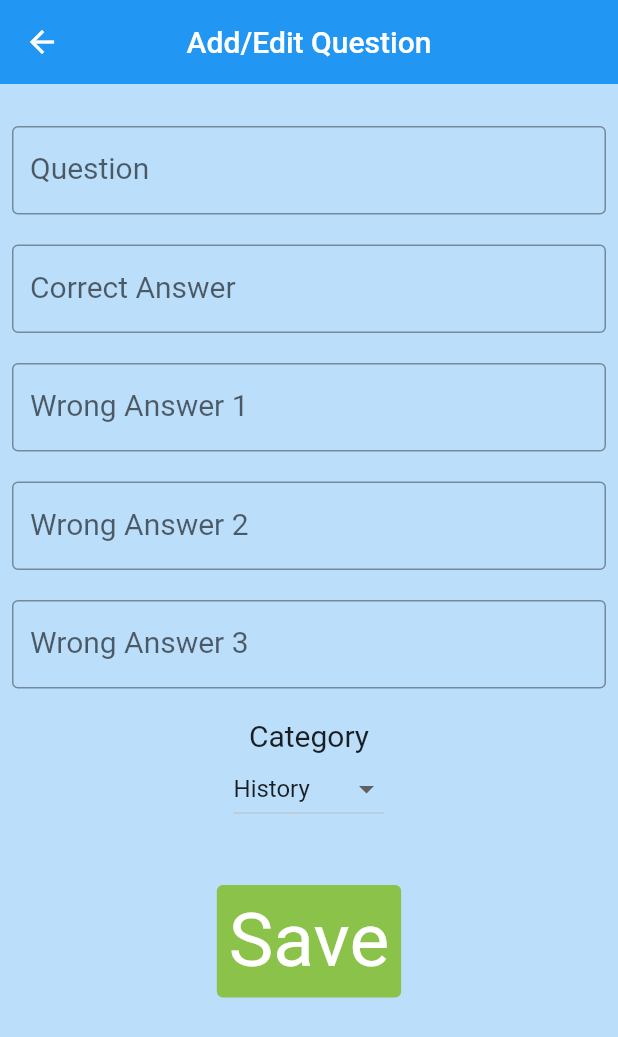
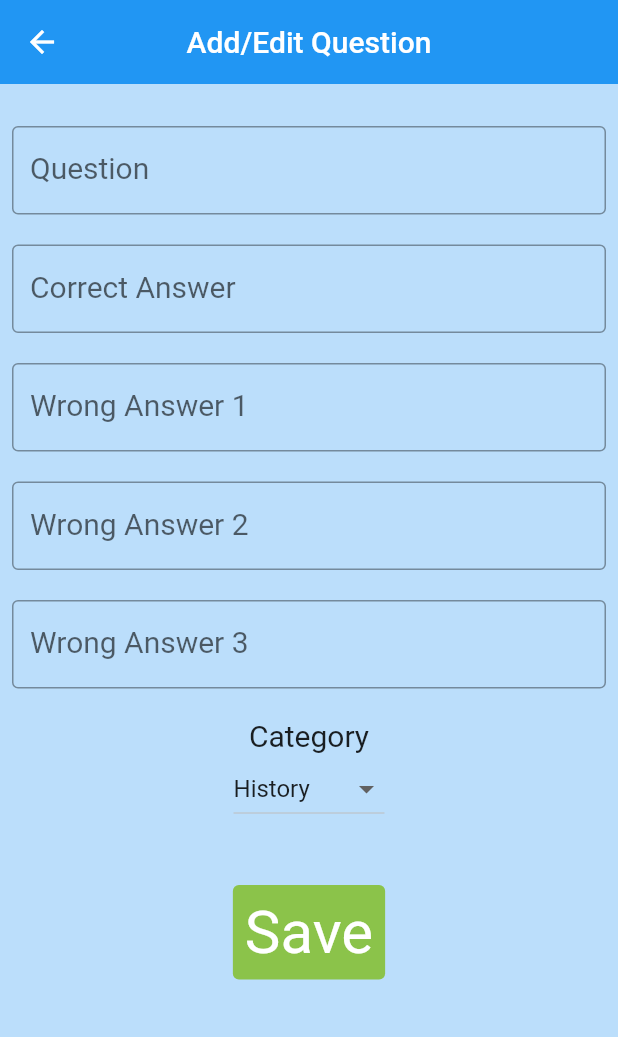
Before and after one commit to EnacheAlexandru/QuizTastic, a Flutter app: the AddEditScreen screen opened by its route, on a phone screen of 412 x 824 dp. Shown: the top 1037 px of the screen. Run offline on Flutter 3.47's test engine with Material 2 defaults, Android fonts, the phone set to English and light mode, and no system bars; our stand-ins replace get_it.

Commit message:
Removed main menu screen.

```diff
--- a/Flutter/quiztastic/lib/main.dart
+++ b/Flutter/quiztastic/lib/main.dart
@@ -1,5 +1,4 @@
 import 'package:flutter/material.dart';
-import 'package:quiztastic/pages/main_menu_screen.dart';
 import 'package:quiztastic/pages/questions_screen.dart';
 import 'package:quiztastic/pages/add_edit_screen.dart';
 import 'di/injection_container.dart';
@@ -9,8 +8,7 @@ void main() {
   runApp(MaterialApp(
       initialRoute: '/',
       routes: {
-        '/': (context) => const MainMenuScreen(),
-        '/questions': (context) => const QuestionsListScreen(),
+        '/': (context) => const QuestionsListScreen(),
         '/add-edit': (context) => const AddEditScreen()
       }
   ));
--- a/Flutter/quiztastic/lib/pages/add_edit_screen.dart
+++ b/Flutter/quiztastic/lib/pages/add_edit_screen.dart
@@ -27,13 +27,6 @@ class _AddEditScreenState extends State<AddEditScreen> {
       TextEditingController();
 
   final _formKey = GlobalKey<FormState>();
-
-  @override
-  void initState() {
-    super.initState();
-
-
-  }
 
   @override
   Widget build(BuildContext context) {
@@ -160,7 +153,7 @@ class _AddEditScreenState extends State<AddEditScreen> {
                 const SizedBox(height: 40),
                 TextButton(
                     style: TextButton.styleFrom(
-                        textStyle: const TextStyle(fontSize: 50),
+                        textStyle: const TextStyle(fontSize: 40),
                         primary: Colors.white,
                         backgroundColor: Colors.lightGreen),
                     onPressed: () {
@@ -188,7 +181,9 @@ class _AddEditScreenState extends State<AddEditScreen> {
                                 _controllerWrongAnswerThree.text;
                             question!.category = _categoryValue;
                           }
-                          locator.get<QuestionService>().addOrUpdateQuestion(question!);
+                          locator
+                              .get<QuestionService>()
+                              .addOrUpdateQuestion(question!);
                           Navigator.pop(context);
                         }
                       });
--- a/Flutter/quiztastic/lib/pages/main_menu_screen.dart
+++ b/Flutter/quiztastic/lib/pages/main_menu_screen.dart
@@ -1,4 +1,8 @@
 import 'package:flutter/material.dart';
+
+// ==========================
+// UNUSED MAIN MENU
+// ==========================
 
 class MainMenuScreen extends StatelessWidget {
   const MainMenuScreen({Key? key}) : super(key: key);
```
Also changed, not shown: Flutter/quiztastic/lib/pages/questions_screen.dart (+13 -3 lines).
